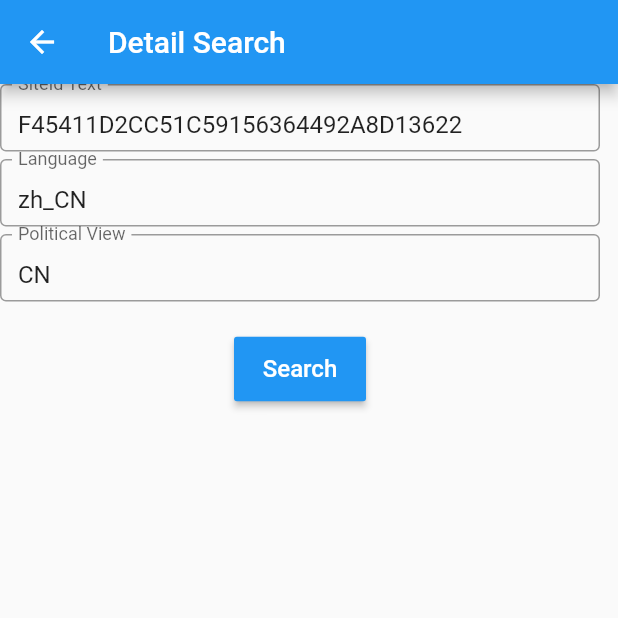
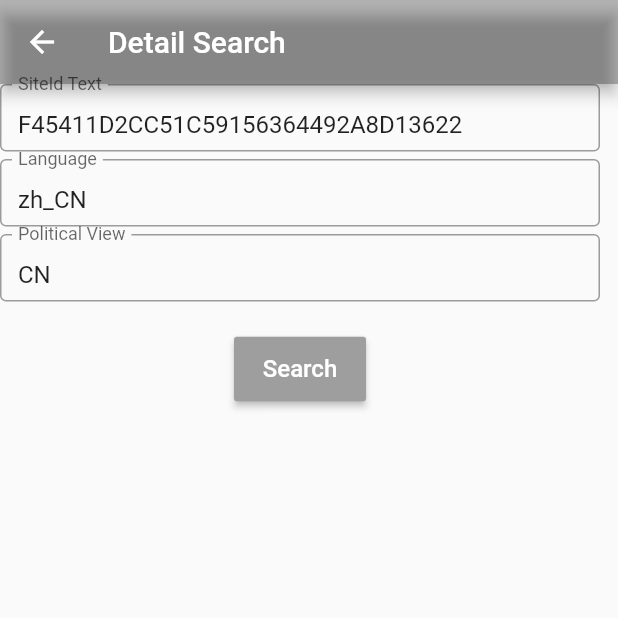
Before and after one commit to mazlumgurbuz/hms_site_kit_search, a Flutter app: the screen it shows after launch, after a tap on "Detail Search", on a phone screen of 412 x 824 dp, the top half of it. Run offline on Flutter 3.47's test engine with Material 2 defaults, Android fonts, the phone set to English and light mode, and no system bars; network calls fail.

Commit message:
some changes

```diff
--- a/lib/main.dart
+++ b/lib/main.dart
@@ -11,6 +11,7 @@ class MyApp extends StatelessWidget {
   @override
   Widget build(BuildContext context) {
     return MaterialApp(
+      color: Colors.white,
       home: HomeScreen(),
       routes: {
         HomeScreen.id: (context) => HomeScreen(),
--- a/lib/screens/detail_search_screen.dart
+++ b/lib/screens/detail_search_screen.dart
@@ -4,7 +4,7 @@ import 'package:hms_site_kit_search/models/place_detail_search_response.dart';
 import 'package:hms_site_kit_search/models/site.dart';
 import '../util.dart';
 import '../widgets/custom_button.dart';
-import '../widgets/custom_text_form_field.dart';
+import '../widgets/custom_text.dart';
 import 'dart:convert';
 import 'package:http/http.dart' as http;
 
@@ -71,19 +71,20 @@ class _DetailSearchScreenState extends State<DetailSearchScreen> {
   Widget build(BuildContext context) {
     return Scaffold(
       appBar: AppBar(
+        backgroundColor: Colors.black26,
         title: const Text('Detail Search'),
       ),
       body: SingleChildScrollView(
         child: Column(children: [
-          CustomTextFormField(
+          CustomText(
             labelText: "SiteId Text",
             controller: siteIdTextController,
           ),
-          CustomTextFormField(
+          CustomText(
             labelText: "Language",
             controller: languageTextController,
           ),
-          CustomTextFormField(
+          CustomText(
             labelText: "Political View",
             controller: politicalViewTextController,
           ),
--- a/lib/screens/home_screen.dart
+++ b/lib/screens/home_screen.dart
@@ -12,7 +12,8 @@ class HomeScreen extends StatelessWidget {
   Widget build(BuildContext context) {
     return Scaffold(
       appBar: AppBar(
-        title: const Text('HMS Site Kit '),
+        backgroundColor: Colors.grey,
+        title: const Text('HMS Site Kit Search '),
       ),
       body: Center(
         child: Column(
--- a/lib/widgets/custom_button.dart
+++ b/lib/widgets/custom_button.dart
@@ -14,7 +14,7 @@ class CustomButton extends StatelessWidget {
     return Padding(
       padding: const EdgeInsets.only(top: 16.0, left: 16, right: 16),
       child: RaisedButton(
-        color: Colors.blue,
+        color: Colors.grey,
         textColor: Colors.white,
         padding: EdgeInsets.all(12.0),
         splashColor: Colors.blueAccent,
--- /dev/null
+++ b/lib/widgets/custom_text.dart
@@ -0,0 +1,30 @@
+import 'package:flutter/material.dart';
+
+class CustomText extends StatelessWidget {
+  final String labelText;
+  final TextEditingController controller;
+
+  CustomText({
+    @required this.labelText,
+    @required this.controller,
+  });
+
+  @override
+  Widget build(BuildContext context) {
+    return Container(
+      height: 50,
+      width: 400,
+      padding: EdgeInsets.only(bottom: 5),
+      child: TextFormField(
+        controller: controller,
+        decoration: new InputDecoration(
+          labelText: labelText,
+          border: new OutlineInputBorder(
+            borderSide: new BorderSide(),
+          ),
+          //fillColor: Colors.green
+        ),
+      ),
+    );
+  }
+}
```
Also changed, not shown: lib/screens/keyword_search_screen.dart (+9 -8 lines), lib/screens/nearby_search_screen.dart (+10 -9 lines), lib/screens/querysuggestion_search_screen.dart (+8 -7 lines).
